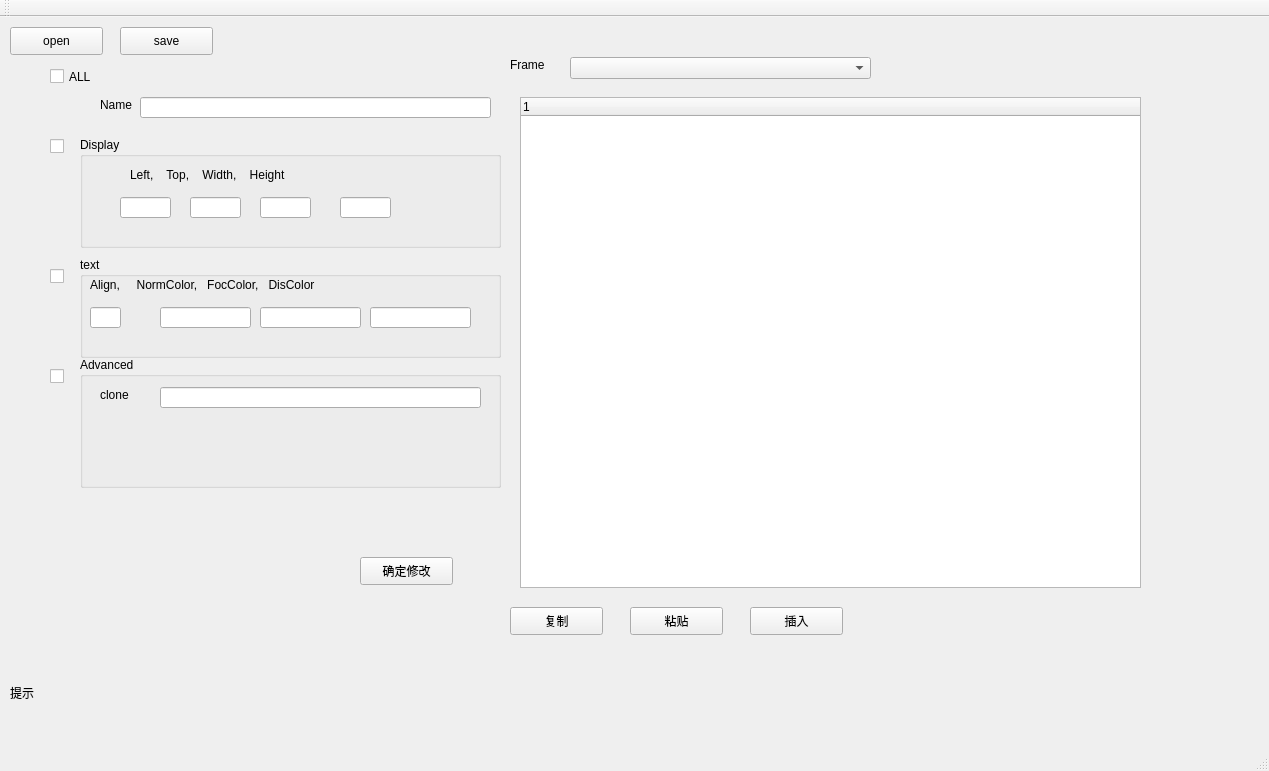
This is xmlexample.ui in wuyubo/skinAssistant as Qt 5 draws it before an edit. The edited form follows.
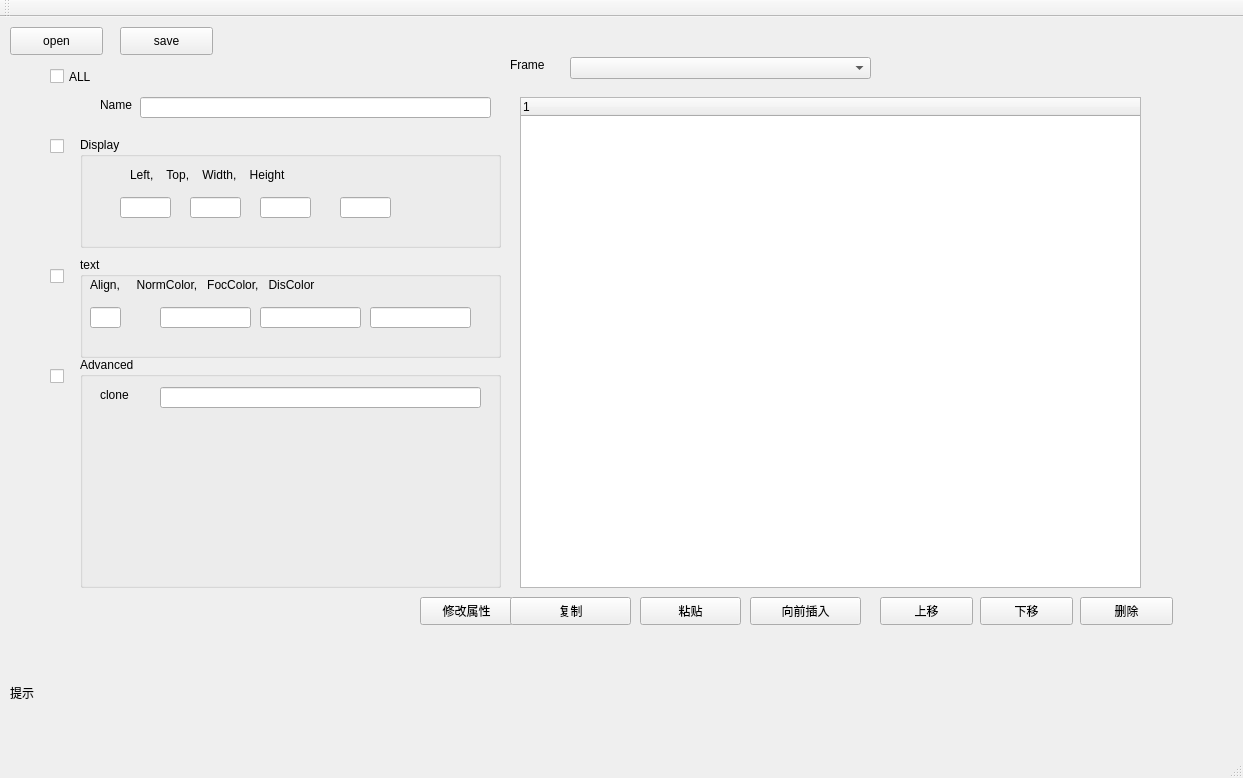
This is the edited form.

Commit message:
[feature][skintool][tool] add feature instert, move, delete
[what] 添加功能插入、移动、删除
[why]  as what
[how]  as what

Patch:
```diff
--- a/xmlexample.ui
+++ b/xmlexample.ui
@@ -6,8 +6,8 @@
    <rect>
     <x>0</x>
     <y>0</y>
-    <width>1269</width>
-    <height>771</height>
+    <width>1243</width>
+    <height>778</height>
    </rect>
   </property>
   <property name="windowTitle">
@@ -58,14 +58,14 @@
    <widget class="QPushButton" name="ptn_setitem">
     <property name="geometry">
      <rect>
-      <x>360</x>
-      <y>540</y>
+      <x>420</x>
+      <y>580</y>
       <width>93</width>
       <height>28</height>
      </rect>
     </property>
     <property name="text">
-     <string>确定修改</string>
+     <string>修改属性</string>
     </property>
    </widget>
    <widget class="QComboBox" name="cb_Frame">
@@ -235,7 +235,7 @@
       <x>80</x>
       <y>340</y>
       <width>421</width>
-      <height>131</height>
+      <height>231</height>
      </rect>
     </property>
     <property name="title">
@@ -292,8 +292,8 @@
     <property name="geometry">
      <rect>
       <x>510</x>
-      <y>590</y>
-      <width>93</width>
+      <y>580</y>
+      <width>121</width>
       <height>28</height>
      </rect>
     </property>
@@ -304,9 +304,9 @@
    <widget class="QPushButton" name="ptn_pase_attr">
     <property name="geometry">
      <rect>
-      <x>630</x>
-      <y>590</y>
-      <width>93</width>
+      <x>640</x>
+      <y>580</y>
+      <width>101</width>
       <height>28</height>
      </rect>
     </property>
@@ -318,13 +318,13 @@
     <property name="geometry">
      <rect>
       <x>750</x>
-      <y>590</y>
-      <width>93</width>
+      <y>580</y>
+      <width>111</width>
       <height>28</height>
      </rect>
     </property>
     <property name="text">
-     <string>插入</string>
+     <string>向前插入</string>
     </property>
    </widget>
    <widget class="QCheckBox" name="cb_display">
@@ -405,6 +405,45 @@
      <string/>
     </property>
    </widget>
+   <widget class="QPushButton" name="ptn_moveup">
+    <property name="geometry">
+     <rect>
+      <x>880</x>
+      <y>580</y>
+      <width>93</width>
+      <height>28</height>
+     </rect>
+    </property>
+    <property name="text">
+     <string>上移</string>
+    </property>
+   </widget>
+   <widget class="QPushButton" name="ptn_movedowm">
+    <property name="geometry">
+     <rect>
+      <x>980</x>
+      <y>580</y>
+      <width>93</width>
+      <height>28</height>
+     </rect>
+    </property>
+    <property name="text">
+     <string>下移</string>
+    </property>
+   </widget>
+   <widget class="QPushButton" name="ptn_delete">
+    <property name="geometry">
+     <rect>
+      <x>1080</x>
+      <y>580</y>
+      <width>93</width>
+      <height>28</height>
+     </rect>
+    </property>
+    <property name="text">
+     <string>删除</string>
+    </property>
+   </widget>
   </widget>
   <widget class="QMenuBar" name="menuBar">
    <property name="geometry">
```
Left out of the diff: 8 changed lines with no effect on the pictures. The commit also changes 6 other files.
